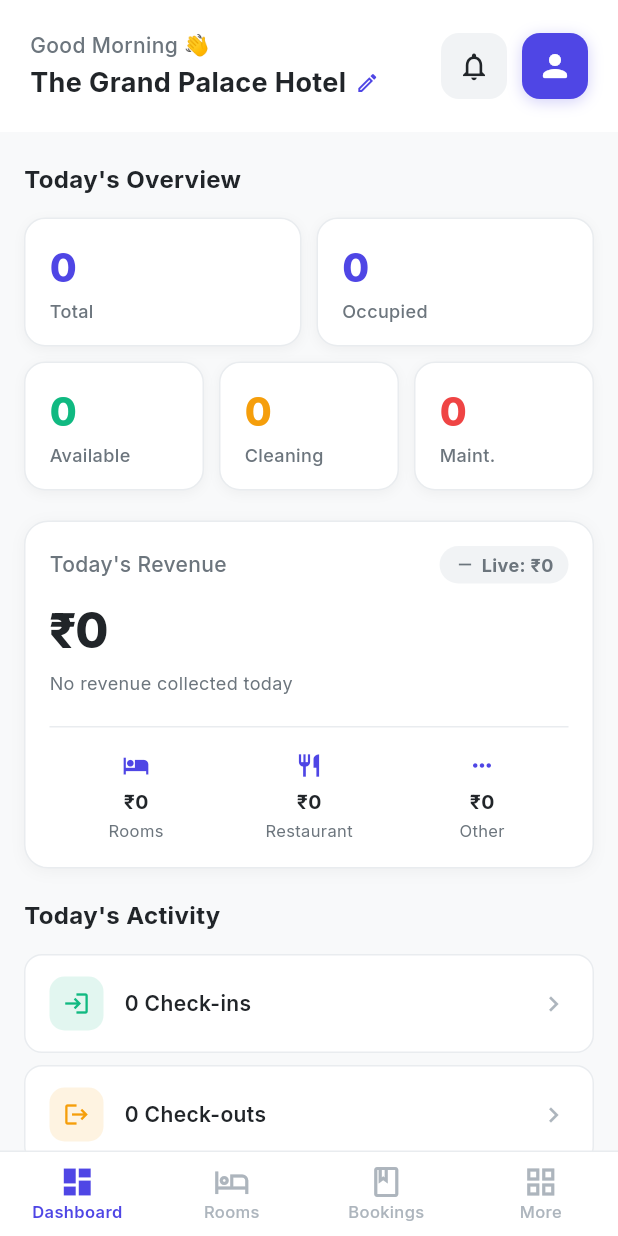
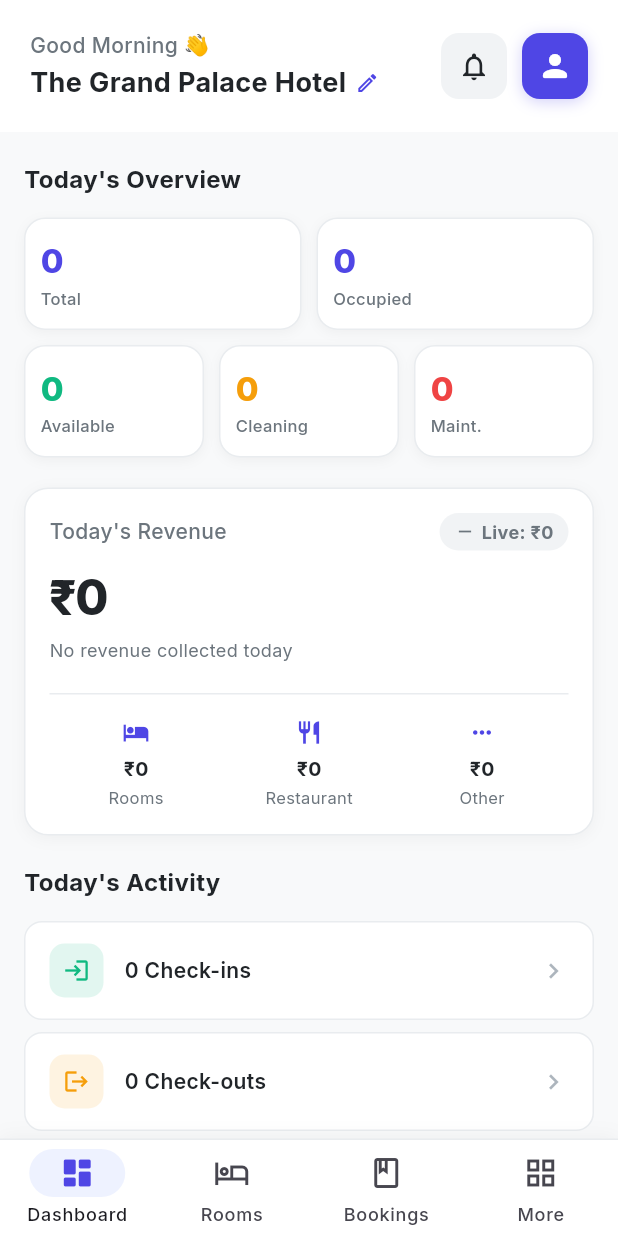
Before and after one commit to Ganesh2gund/jagdamb-ERP, a Flutter app: the DashboardScreen screen opened by its route, on a phone screen of 412 x 824 dp. Run offline on Flutter 3.47's test engine with Material 3 defaults, Android fonts, the phone set to English and light mode, and no system bars; our stand-ins replace fl_chart, go_router, google_fonts, pdf, printing, shared_preferences; missing offline and left inert: dart:html; accounts and stored records are empty; network calls fail.

Commit message:
fix(mobile): full mobile responsive viewport and native layout styling

```diff
--- a/lib/features/dashboard/screens/dashboard_screen.dart
+++ b/lib/features/dashboard/screens/dashboard_screen.dart
@@ -671,7 +671,7 @@ class _StatCard extends StatelessWidget {
   Widget build(BuildContext context) {
     return Expanded(
       child: Container(
-        padding: const EdgeInsets.symmetric(horizontal: 16, vertical: 14),
+        padding: const EdgeInsets.symmetric(horizontal: 10, vertical: 12),
         decoration: BoxDecoration(
           color: AppColors.surface,
           borderRadius: BorderRadius.circular(14),
@@ -680,10 +680,21 @@ class _StatCard extends StatelessWidget {
         ),
         child: Column(
           crossAxisAlignment: CrossAxisAlignment.start,
+          mainAxisSize: MainAxisSize.min,
           children: [
-            Text(value, style: TextStyle(fontSize: 26, fontWeight: FontWeight.w800, color: color, fontFamily: 'Inter')),
+            Text(
+              value,
+              style: TextStyle(fontSize: 22, fontWeight: FontWeight.w800, color: color, fontFamily: 'Inter'),
+              maxLines: 1,
+              overflow: TextOverflow.ellipsis,
+            ),
             const SizedBox(height: 2),
-            Text(label, style: const TextStyle(fontSize: 12, color: AppColors.textSecondary, fontFamily: 'Inter', fontWeight: FontWeight.w500)),
+            Text(
+              label,
+              style: const TextStyle(fontSize: 11, color: AppColors.textSecondary, fontFamily: 'Inter', fontWeight: FontWeight.w500),
+              maxLines: 1,
+              overflow: TextOverflow.ellipsis,
+            ),
           ],
         ),
       ),
--- a/lib/features/dashboard/screens/more_screen.dart
+++ b/lib/features/dashboard/screens/more_screen.dart
@@ -9,9 +9,14 @@ class MoreScreen extends StatelessWidget {
   Widget build(BuildContext context) {
     final items = [
       _MoreItem(icon: Icons.assessment_outlined, label: '10-Day Report', route: '/report-cycle', color: AppColors.primary),
+      _MoreItem(icon: Icons.cleaning_services_outlined, label: 'Housekeeping', route: '/housekeeping', color: AppColors.cleaning),
       _MoreItem(icon: Icons.restaurant_outlined, label: 'Restaurant', route: '/restaurant', color: AppColors.cleaning),
+      _MoreItem(icon: Icons.people_outline, label: 'Guests', route: '/guests', color: AppColors.info),
+      _MoreItem(icon: Icons.receipt_outlined, label: 'Billing', route: '/billing', color: AppColors.success),
       _MoreItem(icon: Icons.inventory_2_outlined, label: 'Inventory', route: '/inventory', color: AppColors.reserved),
       _MoreItem(icon: Icons.receipt_long_outlined, label: 'Expenses', route: '/expenses', color: AppColors.warning),
+      _MoreItem(icon: Icons.badge_outlined, label: 'Staff', route: '/staff', color: AppColors.primaryLight),
+      _MoreItem(icon: Icons.build_outlined, label: 'Maintenance', route: '/maintenance', color: AppColors.maintenance),
       _MoreItem(icon: Icons.settings_outlined, label: 'Settings', route: '/settings', color: AppColors.textSecondary),
     ];
 
--- a/lib/shell_screen.dart
+++ b/lib/shell_screen.dart
@@ -24,12 +24,27 @@ class ShellScreen extends StatelessWidget {
     return Scaffold(
       body: child,
       bottomNavigationBar: Container(
-        decoration: const BoxDecoration(
-          border: Border(top: BorderSide(color: AppColors.border, width: 1)),
+        decoration: BoxDecoration(
+          color: AppColors.surface,
+          border: const Border(top: BorderSide(color: AppColors.border, width: 1)),
+          boxShadow: [
+            BoxShadow(
+              color: Colors.black.withOpacity(0.04),
+              blurRadius: 10,
+              offset: const Offset(0, -2),
             ),
-        child: BottomNavigationBar(
-          currentIndex: selectedIndex,
-          onTap: (index) {
+          ],
+        ),
+        child: SafeArea(
+          top: false,
+          child: NavigationBar(
+            selectedIndex: selectedIndex,
+            elevation: 0,
+            backgroundColor: AppColors.surface,
+            indicatorColor: AppColors.primarySurface,
+            height: 64,
+            labelBehavior: NavigationDestinationLabelBehavior.alwaysShow,
+            onDestinationSelected: (index) {
               switch (index) {
                 case 0:
                   context.go('/dashboard');
@@ -45,30 +60,31 @@ class ShellScreen extends StatelessWidget {
                   break;
               }
             },
-          items: const [
-            BottomNavigationBarItem(
+            destinations: const [
+              NavigationDestination(
                 icon: Icon(Icons.dashboard_outlined),
-              activeIcon: Icon(Icons.dashboard),
+                selectedIcon: Icon(Icons.dashboard_rounded, color: AppColors.primary),
                 label: 'Dashboard',
               ),
-            BottomNavigationBarItem(
+              NavigationDestination(
                 icon: Icon(Icons.hotel_outlined),
-              activeIcon: Icon(Icons.hotel),
+                selectedIcon: Icon(Icons.hotel_rounded, color: AppColors.primary),
                 label: 'Rooms',
               ),
-            BottomNavigationBarItem(
+              NavigationDestination(
                 icon: Icon(Icons.book_outlined),
-              activeIcon: Icon(Icons.book),
+                selectedIcon: Icon(Icons.book_rounded, color: AppColors.primary),
                 label: 'Bookings',
               ),
-            BottomNavigationBarItem(
+              NavigationDestination(
                 icon: Icon(Icons.grid_view_outlined),
-              activeIcon: Icon(Icons.grid_view),
+                selectedIcon: Icon(Icons.grid_view_rounded, color: AppColors.primary),
                 label: 'More',
               ),
             ],
           ),
         ),
+      ),
     );
   }
 }
```
Also changed, not shown: lib/main.dart (+36 -7 lines), 1 other file. Lines whose indentation alone changed are shown as unchanged.
